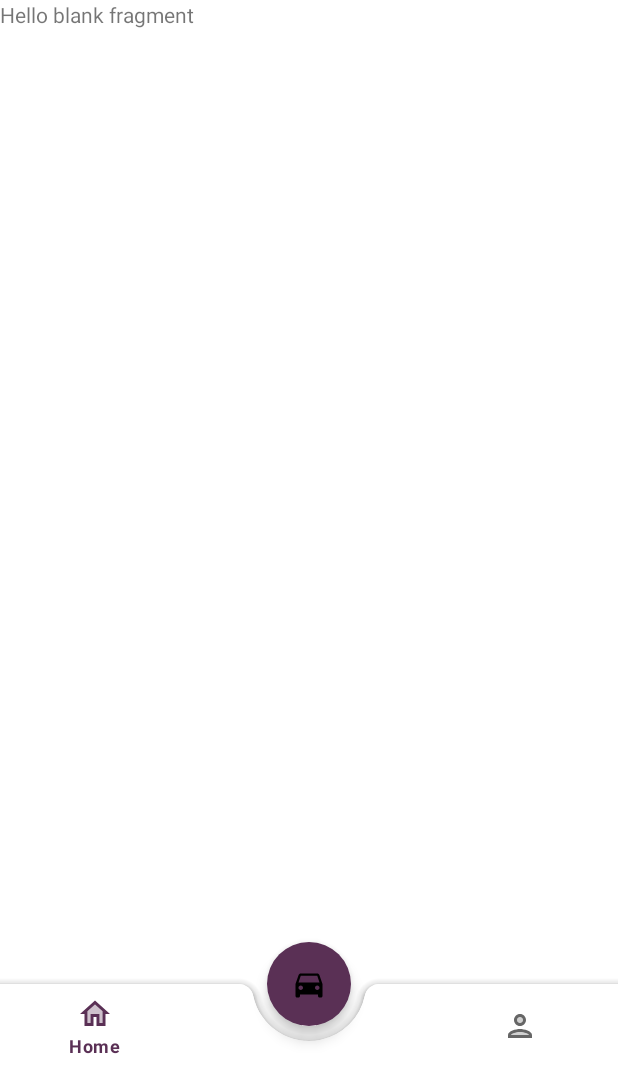
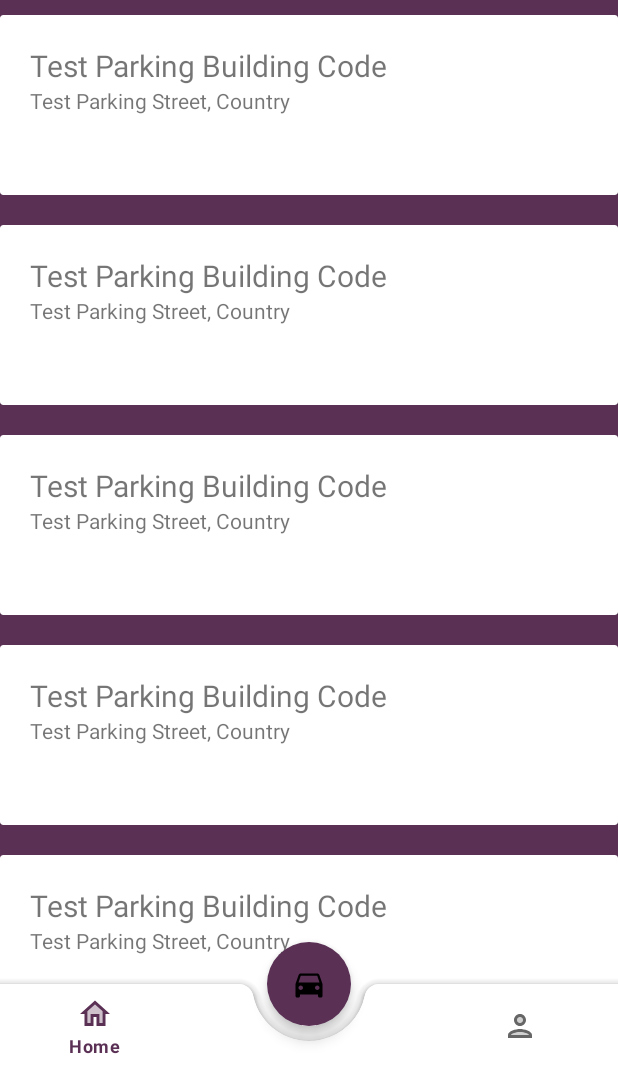
Before and after one commit to mayankaryaca/Maple_Parking_App, an Android app: the screen it shows after launch (MainActivity), after a tap on an icon or button, on a phone screen of 412 x 824 dp, the part 168-1236 px from its top. Run offline under Robolectric (Android 15) with nearby library versions, the phone set to English and light mode, and no system bars.

Commit message:
Parking List - Recycler View Added + UI + Parking Data model

```diff
--- a/app/build.gradle
+++ b/app/build.gradle
@@ -12,6 +12,7 @@ android {
         targetSdkVersion 29
         versionCode 1
         versionName "1.0"
+
 
         testInstrumentationRunner "androidx.test.runner.AndroidJUnitRunner"
     }
@@ -29,6 +30,7 @@ android {
 
     buildFeatures{
         viewBinding true
+
     }
 
 }
@@ -48,8 +50,9 @@ dependencies {
     androidTestImplementation 'androidx.test.ext:junit:1.1.2'
     androidTestImplementation 'androidx.test.espresso:espresso-core:3.3.0'
     implementation 'com.google.android.material:material:1.3.0-alpha03'
-    implementation 'androidx.recyclerview:recyclerview:1.1.0'
+//    implementation 'androidx.recyclerview:recyclerview:10dp.1.0'
 
+    implementation 'com.android.support:recyclerview-v7:23.1.0'
 
 
 }
--- a/app/src/main/java/com/example/maple/MainActivity.java
+++ b/app/src/main/java/com/example/maple/MainActivity.java
@@ -27,6 +27,8 @@ public class MainActivity extends AppCompatActivity {
         View view = this.binding.getRoot();
         setContentView(view);
 
+        Fragment parkingListFragment = new ParkingListFragment();
+        loadFragment(parkingListFragment);
 
         this.binding.fabAddParking.setOnClickListener(new View.OnClickListener() {
             @Override
--- a/app/src/main/java/com/example/maple/ParkingListFragment.java
+++ b/app/src/main/java/com/example/maple/ParkingListFragment.java
@@ -4,61 +4,42 @@ import android.os.Bundle;
 
 import androidx.fragment.app.Fragment;
 
+import androidx.recyclerview.widget.LinearLayoutManager;
+import androidx.recyclerview.widget.RecyclerView;
 import android.view.LayoutInflater;
 import android.view.View;
 import android.view.ViewGroup;
 
+import com.example.maple.ViewControllers.ParkingListRecyclerViewAdapter;
+
 /**
  * A simple {@link Fragment} subclass.
- * Use the {@link ParkingListFragment#newInstance} factory method to
  * create an instance of this fragment.
  */
 public class ParkingListFragment extends Fragment {
 
-    // TODO: Rename parameter arguments, choose names that match
-    // the fragment initialization parameters, e.g. ARG_ITEM_NUMBER
-    private static final String ARG_PARAM1 = "param1";
-    private static final String ARG_PARAM2 = "param2";
-
-    // TODO: Rename and change types of parameters
-    private String mParam1;
-    private String mParam2;
-
-    public ParkingListFragment() {
-        // Required empty public constructor
-    }
-
-    /**
-     * Use this factory method to create a new instance of
-     * this fragment using the provided parameters.
-     *
-     * @param param1 Parameter 1.
-     * @param param2 Parameter 2.
-     * @return A new instance of fragment ParkingListFragment.
-     */
-    // TODO: Rename and change types and number of parameters
-    public static ParkingListFragment newInstance(String param1, String param2) {
-        ParkingListFragment fragment = new ParkingListFragment();
-        Bundle args = new Bundle();
-        args.putString(ARG_PARAM1, param1);
-        args.putString(ARG_PARAM2, param2);
-        fragment.setArguments(args);
-        return fragment;
-    }
 
     @Override
     public void onCreate(Bundle savedInstanceState) {
         super.onCreate(savedInstanceState);
-        if (getArguments() != null) {
-            mParam1 = getArguments().getString(ARG_PARAM1);
-            mParam2 = getArguments().getString(ARG_PARAM2);
-        }
+
     }
 
     @Override
     public View onCreateView(LayoutInflater inflater, ViewGroup container,
                              Bundle savedInstanceState) {
         // Inflate the layout for this fragment
-        return inflater.inflate(R.layout.fragment_parking_list, container, false);
+        RecyclerView recyclerView;
+
+        View view = inflater.inflate(R.layout.fragment_parking_list, container, false);
+
+        ParkingListRecyclerViewAdapter adapter = new ParkingListRecyclerViewAdapter();
+        recyclerView = view.findViewById(R.id.rvParkingList);
+        recyclerView.setLayoutManager(new LinearLayoutManager(view.getContext()));
+        recyclerView.setHasFixedSize(true);
+        recyclerView.setAdapter(adapter);
+
+
+        return view;
     }
 }
--- /dev/null
+++ b/app/src/main/java/com/example/maple/ViewControllers/ParkingListRecyclerViewAdapter.java
@@ -0,0 +1,54 @@
+package com.example.maple.ViewControllers;
+
+
+import android.view.LayoutInflater;
+import android.view.View;
+import android.view.ViewGroup;
+import android.widget.TextView;
+
+import androidx.annotation.NonNull;
+import androidx.recyclerview.widget.RecyclerView;
+
+import com.example.maple.Models.ParkingModel;
+import com.example.maple.R;
+
+import org.jetbrains.annotations.NotNull;
+
+import java.util.List;
+
+public class ParkingListRecyclerViewAdapter extends RecyclerView.Adapter<ParkingListRecyclerViewAdapter.ViewHolder> {
+
+    private List<ParkingModel> myList;
+    @Override
+    public ParkingListRecyclerViewAdapter.ViewHolder onCreateViewHolder(@NonNull ViewGroup parent, int viewType) {
+        LayoutInflater layoutInflater = LayoutInflater.from(parent.getContext());
+        View listItem= layoutInflater.inflate(R.layout.parking_list_cell_layout, parent, false);
+        ViewHolder viewHolder = new ViewHolder(listItem);
+        return viewHolder;      }
+
+    @Override
+    public void onBindViewHolder(@NonNull ParkingListRecyclerViewAdapter.ViewHolder holder, int position) {
+        holder.tvparkingHeading.setText("Test Parking Building Code");
+        holder.tvStreetAddress.setText("Test Parking Street, Country");
+
+
+    }
+
+    @Override
+    public int getItemCount() {
+        return 30;
+    }
+
+
+    public static class ViewHolder extends RecyclerView.ViewHolder {
+        public TextView tvparkingHeading;
+        public TextView tvStreetAddress;
+        public ViewHolder(View itemView) {
+            super(itemView);
+            this.tvparkingHeading = (TextView) itemView.findViewById(R.id.tvBuildingCode);
+            this.tvStreetAddress = (TextView) itemView.findViewById(R.id.tvAddress);
+
+
+        }
+    }
+}
--- a/app/src/main/res/layout/fragment_parking_list.xml
+++ b/app/src/main/res/layout/fragment_parking_list.xml
@@ -3,12 +3,11 @@
     xmlns:tools="http://schemas.android.com/tools"
     android:layout_width="match_parent"
     android:layout_height="match_parent"
-    tools:context=".ParkingListFragment">
+    tools:context=".ParkingListFragment"
+    android:background="@color/app_color">
 
-    <!-- TODO: Update blank fragment layout -->
-    <TextView
+    <androidx.recyclerview.widget.RecyclerView
         android:layout_width="match_parent"
         android:layout_height="match_parent"
-        android:text="@string/hello_blank_fragment" />
-
+        android:id="@+id/rvParkingList"/>
 </FrameLayout>
--- /dev/null
+++ b/app/src/main/res/layout/parking_list_cell_layout.xml
@@ -0,0 +1,42 @@
+<?xml version="1.0" encoding="utf-8"?>
+<LinearLayout xmlns:android="http://schemas.android.com/apk/res/android"
+    xmlns:app="http://schemas.android.com/apk/res-auto"
+    android:orientation="horizontal"
+    android:layout_width="match_parent"
+    android:layout_height="wrap_content"
+    android:paddingTop="10dp"
+    android:paddingBottom="10dp">
+<androidx.cardview.widget.CardView
+    android:layout_width="match_parent"
+    android:layout_height="120dp"
+    android:background="@color/white">
+    <androidx.constraintlayout.widget.ConstraintLayout
+        android:layout_width="match_parent"
+        android:layout_height="match_parent"
+        android:padding="20dp">
+        <TextView
+            android:id="@+id/tvBuildingCode"
+            android:layout_width="match_parent"
+            android:layout_height="wrap_content"
+            android:layout_weight="1"
+            android:textSize="20dp"
+            app:layout_constraintTop_toTopOf="parent"
+            app:layout_constraintStart_toStartOf="parent"
+            app:layout_constraintEnd_toEndOf="parent"
+            />
+        <TextView
+            android:id="@+id/tvAddress"
+            android:layout_width="match_parent"
+            android:layout_height="wrap_content"
+            android:layout_weight="1"
+            app:layout_constraintTop_toBottomOf="@+id/tvBuildingCode"
+            app:layout_constraintStart_toStartOf="parent"
+            app:layout_constraintEnd_toEndOf="parent"
+            />
+    </androidx.constraintlayout.widget.ConstraintLayout>
+
+</androidx.cardview.widget.CardView>
+
+
+
+</LinearLayout>
--- a/gradle.properties
+++ b/gradle.properties
@@ -15,3 +15,4 @@ org.gradle.jvmargs=-Xmx2048m -Dfile.encoding=UTF-8
 # Android operating system, and which are packaged with your app"s APK
 # https://developer.android.com/topic/libraries/support-library/androidx-rn
 android.useAndroidX=true
+android.enableJetifier=true
```
Also changed, not shown: app/src/main/java/com/example/maple/Models/ParkingModel.java (added, +26 -0 lines).
